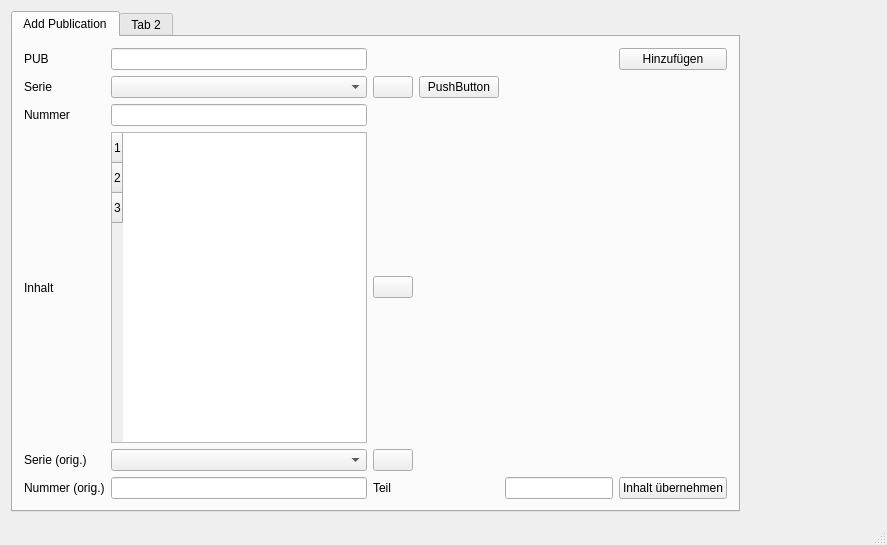
First picture: the form in CDBEditor/mainwindow.ui, repository goegande/just-another-comicdb, before the edit.
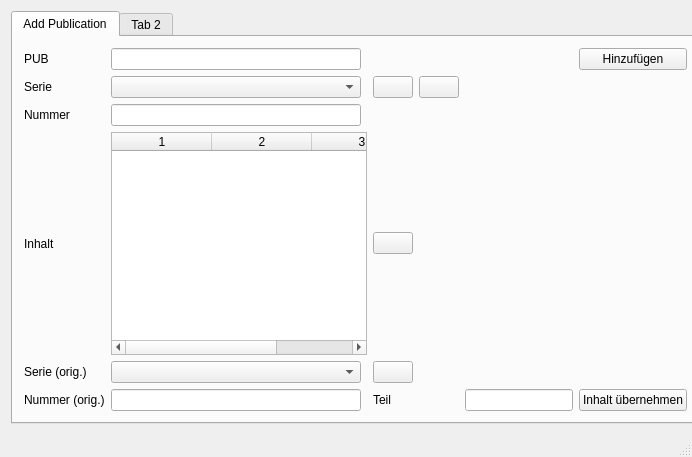
Second picture: the form after the edit. Icons and pictures are not drawn.

Commit message: added db protoype

Diff of the .ui file:
```diff
--- a/CDBEditor/mainwindow.ui
+++ b/CDBEditor/mainwindow.ui
@@ -6,8 +6,8 @@
    <rect>
     <x>0</x>
     <y>0</y>
-    <width>887</width>
-    <height>545</height>
+    <width>692</width>
+    <height>457</height>
    </rect>
   </property>
   <property name="windowTitle">
@@ -128,16 +128,6 @@
           </property>
          </widget>
         </item>
-        <item row="4" column="1">
-         <widget class="QTableWidget" name="tableWidget">
-          <property name="rowCount">
-           <number>3</number>
-          </property>
-          <row/>
-          <row/>
-          <row/>
-         </widget>
-        </item>
         <item row="0" column="0">
          <widget class="QLabel" name="label">
           <property name="text">
@@ -158,8 +148,25 @@
         <item row="1" column="4">
          <widget class="QPushButton" name="butBarcode">
           <property name="text">
-           <string>PushButton</string>
+           <string/>
           </property>
+          <property name="icon">
+           <iconset resource="icons.qrc">
+            <normaloff>:/res/barcode.png</normaloff>:/res/barcode.png</iconset>
+          </property>
+         </widget>
+        </item>
+        <item row="4" column="1" colspan="2">
+         <widget class="QTableWidget" name="tableWidget">
+          <property name="rowCount">
+           <number>0</number>
+          </property>
+          <property name="columnCount">
+           <number>3</number>
+          </property>
+          <column/>
+          <column/>
+          <column/>
          </widget>
         </item>
        </layout>
```
The commit also changes 1 other file.
